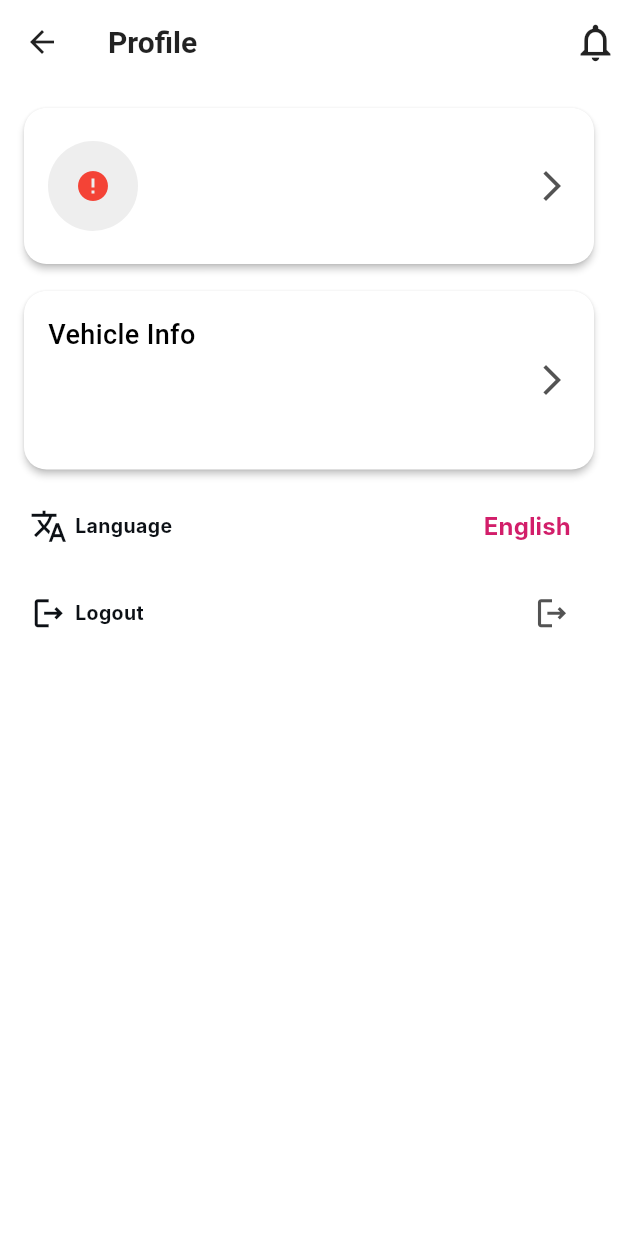
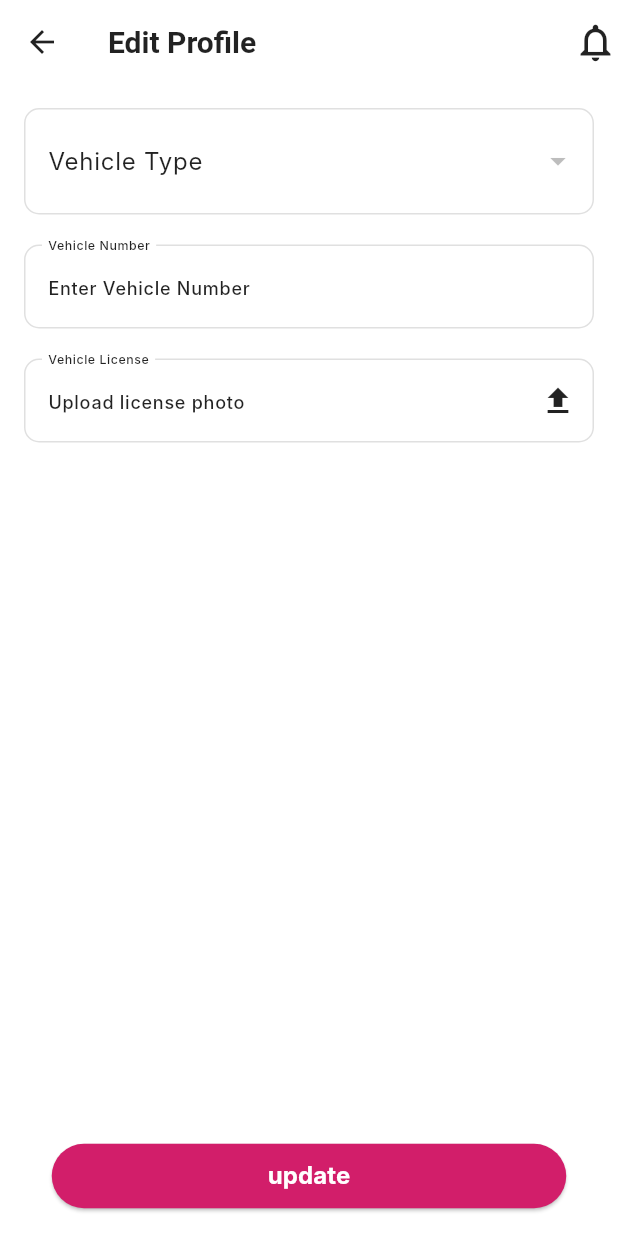
Before and after one commit to ahmedragaae0120/Tracking-App, a Flutter app: the ProfileScreen screen opened directly, after a tap on "Vehicle Info", on a phone screen of 412 x 824 dp. Run offline on Flutter 3.47's test engine with Material 3 defaults, Android fonts, the phone set to English and light mode, and no system bars; drawn by our look-alikes of cached_network_image; our stand-ins replace bloc, cloud_firestore, dio, easy_localization, firebase_core, flutter_bloc and 13 more; missing offline and left inert: animation_list, flutter_phone_direct_caller, flutter_timer_countdown; accounts and stored records are empty; network calls fail; Roboto replaces fonts that are missing (Inter); statements that could not run were skipped.

Commit message:
Complete Edit Vehicle.

```diff
--- a/lib/core/api/api_manager.dart
+++ b/lib/core/api/api_manager.dart
@@ -49,7 +49,7 @@ class ApiManager {
 
   Future<Response> postRequest(
       {required String endpoint,
-      Map<String, dynamic>? body,
+     dynamic body,
       Map<String, dynamic>? headers}) async {
     var response = await dio.post(endpoint,
         data: body, options: Options(headers: headers));
--- a/lib/core/api/endpoints.dart
+++ b/lib/core/api/endpoints.dart
@@ -10,6 +10,7 @@ class EndPoint {
   static const String uploadPhoto = "/v1/drivers/upload-photo";
   static const String changePasswordEndpoint = "/v1/drivers/change-password";
   static const String apply = "/v1/drivers/apply";
+  static  String updateVehicle(String id) => '/v1/vehicles/$id';
   static const String getallvehicle = '/v1/vehicles';
   static const String getPendingOrders = "/v1/orders/pending-orders";
   static String startOrder(String orderId) => "/v1/orders/start/$orderId";
--- a/lib/core/utils/routes_manager.dart
+++ b/lib/core/utils/routes_manager.dart
@@ -12,6 +12,7 @@ class RouteManager {
   static const String emailVerificationScreen = "/EMAILVERIFICATIONSCREEN";
   static const String resetPasswordScreen = "/RESETPASSWORDSCREEN";
   static const String editProfileScreen = '/editProfile';
+  static const String editVehicle = '/editVehicle';
   static const String changePasswordScreen = '/change-password';
 
 }
--- /dev/null
+++ b/lib/domain/entity/vehicle/update_vehicle_entity.dart
@@ -0,0 +1,22 @@
+import 'dart:io';
+import 'package:dio/dio.dart';
+
+class UpdateVehicleRequest {
+  final String vehicleId;
+  final File licenseFile;
+
+  UpdateVehicleRequest({
+    required this.vehicleId,
+    required this.licenseFile,
+  });
+
+  FormData toFormData() {
+    return FormData.fromMap({
+      'name': vehicleId,
+      'image': MultipartFile.fromFileSync(
+        licenseFile.path,
+        filename: licenseFile.path.split('/').last,
+      ),
+    });
+  }
+}
--- /dev/null
+++ b/lib/domain/use_cases/vehicle/update_vehicle.dart
@@ -0,0 +1,16 @@
+import 'package:dio/dio.dart';
+import 'package:injectable/injectable.dart';
+import 'package:tracking_app/domain/repo_contract/vehicle/update_vehicle.dart';
+
+import '../../../core/api/api_result.dart';
+import '../../entity/vehicle/update_vehicle_entity.dart';
+@injectable
+class updateVehicleUsecase {
+  UpdateVehicleRepo updateVehicleRepo;
+  updateVehicleUsecase({required this.updateVehicleRepo});
+
+  Future<ApiResult<Response>> invoke(UpdateVehicleRequest updateVehicleRequest) {
+   return updateVehicleRepo.updateVehicle(updateVehicleRequest);
+
+  }
+}
--- a/lib/my_app.dart
+++ b/lib/my_app.dart
@@ -15,6 +15,7 @@ import 'package:tracking_app/ui/tabs/profile_tab/change_password/change_password
 import 'package:tracking_app/ui/tabs/profile_tab/change_password/cubit/change_password_cubit.dart';
 import 'package:tracking_app/ui/tabs/profile_tab/edit_profile_screen/edit_profile_screen.dart';
 import 'package:tracking_app/ui/tabs/profile_tab/edit_profile_screen/view_model/edit_profile_cubit.dart';
+import 'package:tracking_app/ui/tabs/profile_tab/widgets/edit_vehicle.dart';
 
 import 'core/cache/shared_pref.dart';
 import 'core/di/di.dart';
@@ -66,6 +67,8 @@ class MyApp extends StatelessWidget {
             const ResetPasswordScreen(),
         RouteManager.forgetPasswordScreen: (context) =>
             const ForgetPasswordScreen(),
+        RouteManager.editVehicle: (context) =>
+             EditVehicle(),
       },
       initialRoute: initialRoute(),
     );
--- a/lib/ui/Auth/view_model/cubit/auth_intent.dart
+++ b/lib/ui/Auth/view_model/cubit/auth_intent.dart
@@ -1,6 +1,8 @@
 // ignore_for_file: camel_case_types
 
 import 'package:tracking_app/domain/entity/auth/apply_request.dart';
+
+import '../../../../domain/entity/vehicle/update_vehicle_entity.dart';
 
 ///  Auth Intent ///
 // ignore_for_file: non_constant_identifier_names, dangling_library_doc_comments
@@ -56,3 +58,8 @@ class LogoutIntent extends AuthIntent {
 
   LogoutIntent();
 }
+
+class updateVehicleIntent extends AuthIntent{
+  final UpdateVehicleRequest updateVehicleRequest;
+
+  updateVehicleIntent({required this.updateVehicleRequest});}
--- a/lib/ui/Auth/view_model/cubit/auth_state.dart
+++ b/lib/ui/Auth/view_model/cubit/auth_state.dart
@@ -140,3 +140,15 @@ class LogoutFailureState extends AuthState {
   final String message;
   LogoutFailureState({required this.message});
 }
+
+class UpdateVehicleSuccessState extends AuthState {
+
+}
+
+class UpdateVehicleErrorState extends AuthState {
+  String message;
+
+  UpdateVehicleErrorState({required this.message});
+}
+
+class UpdateVehicleLoadingState extends AuthState {}
--- a/lib/ui/tabs/profile_tab/profile_screen.dart
+++ b/lib/ui/tabs/profile_tab/profile_screen.dart
@@ -41,7 +41,9 @@ class ProfileScreen extends StatelessWidget {
                 },
               ),
               VehicleInfoCard(
-                onTap: () {},
+                onTap: () {
+Navigator.pushNamed(context, RouteManager.editVehicle);
+                },
               ),
               Padding(
                 padding: const EdgeInsets.symmetric(horizontal: 8.0),
--- /dev/null
+++ b/lib/ui/tabs/profile_tab/widgets/edit_vehicle.dart
@@ -0,0 +1,132 @@
+import 'package:flutter/material.dart';
+import 'package:flutter_bloc/flutter_bloc.dart';
+import 'package:tracking_app/ui/Auth/view_model/cubit/auth_cubit.dart';
+
+import '../../../../config/theme/app_theme.dart';
+import '../../../../core/di/di.dart';
+import '../../../../core/resuable_comp/custom_text_field.dart';
+import '../../../../core/utils/string_manager.dart';
+import '../../../../domain/entity/vehicle/getallvehicle_entity.dart';
+import '../../../../domain/entity/vehicle/update_vehicle_entity.dart';
+import '../../../Auth/view_model/cubit/auth_intent.dart';
+
+class EditVehicle extends StatefulWidget {
+  EditVehicle({super.key});
+
+  @override
+  State<EditVehicle> createState() => _EditVehicleState();
+}
+
+class _EditVehicleState extends State<EditVehicle> {
+  String selectedVehicleType = "";
+  final vehicleLicenseController = TextEditingController();
+  final vehicleNumberController = TextEditingController();
+  List<VehiclesEntity> vehicleTypes = [];
+  AuthCubit authCubit = getIt<AuthCubit>();
+
+  @override
+  void initState() {
+    super.initState();
+    authCubit.getallvehicle();
+  }
+
+  @override
+  Widget build(BuildContext context) {
+    return Scaffold(
+      appBar: AppBar(
+        forceMaterialTransparency: true,
+        title: Text('${AppStrings.editProfile}'),
+        actions: [
+          const Icon(
+            Icons.notifications_none,
+            size: 30,
+          ),
+        ],
+      ),
+      body: BlocProvider.value(
+        value: authCubit,
+        child: BlocBuilder<AuthCubit, AuthState>(
+          builder: (context, state) {
+            if (state is applyLoading) {
+              return const Center(child: CircularProgressIndicator());
+            } else if (state is getVehiclesSuccess) {
+              vehicleTypes = state.vehicles.vehicles ?? [];
+
+              vehicleTypes.forEach((v) => print("${v.id} - ${v.type}"));
+
+              if (vehicleTypes.isNotEmpty && selectedVehicleType.isEmpty) {
+                selectedVehicleType = vehicleTypes.first.id ?? '';
+              }
+            }
+
+            return Padding(
+              padding: const EdgeInsets.all(16),
+              child: Column(
+                children: [
+                  DropdownButtonFormField<String>(
+                    decoration: InputDecoration(
+                      border: OutlineInputBorder(),
+                      contentPadding:
+                      const EdgeInsets.symmetric(horizontal: 12, vertical: 16),
+                      label:  Text(AppStrings.vehicleType??""),
+                    ),
+                    value: selectedVehicleType.isNotEmpty &&
+                        vehicleTypes.any((v) => v.id == selectedVehicleType)
+                        ? selectedVehicleType
+                        : null,
+                    items: vehicleTypes.map((e) {
+                      return DropdownMenuItem<String>(
+                        value: e.id ?? "",
+                        child: Text(e.type ?? ''),
+                      );
+                    }).toList(),
+                    onChanged: (val) {
+                      setState(() {
+                        selectedVehicleType = val ?? "";
+                      });
+                    },
+                  ),
+                  const SizedBox(height: 20),
+                  CustomTextField(
+                    labelText: AppStrings.vehicleNumber,
+                    controller: vehicleNumberController,
+                    hintText: AppStrings.enterVehicleNumber,
+                  ),
+                  const SizedBox(height: 20),
+                  CustomTextField(
+                    labelText: AppStrings.vehicleLicense,
+                    controller: vehicleLicenseController,
+                    hintText: AppStrings.uploadlicense,
+                    suffixIcon: IconButton(
+                      onPressed: () async {
+                        await authCubit.pickVehicleLicense();
+                        if (authCubit.vehicleLicenseFile != null) {
+                          vehicleLicenseController.text =
+                              authCubit.vehicleLicenseFile!.path.split('/').last;
+                        }
+                        setState(() {});
+                      },
+                      icon: const Icon(Icons.upload),
+                    ),
+                  ),
+                  const SizedBox(height: 20),
+                  Spacer(),
+                  ElevatedButton(
+                    onPressed: () {
+                    authCubit.doIntent(updateVehicleIntent(
+                  updateVehicleRequest: UpdateVehicleRequest(vehicleId: vehicleNumberController.text, licenseFile: authCubit.vehicleLicenseFile!
+
+                  )
+                    ));
+                    },
+                    child:  Text('update',style: AppTheme.lightTheme.textTheme.labelLarge,),
+                  ),
+                ],
+              ),
+            );
+          },
+        ),
+      ),
+    );
+  }
+}
```
Also changed, not shown: lib/data/data_source_contract/vehicle/update_vehicle_datasource.dart (added, +8 -0 lines), lib/data/data_source_impl/vehicle/update_vehicle_data_source_impl.dart (added, +35 -0 lines), lib/data/repo_impl/vehicle/updatevehicle_repo_impl.dart (added, +21 -0 lines), lib/domain/repo_contract/vehicle/update_vehicle.dart (added, +8 -0 lines), lib/ui/Auth/view_model/cubit/auth_cubit.dart (+22 -0 lines), lib/core/di/di.config.dart.
